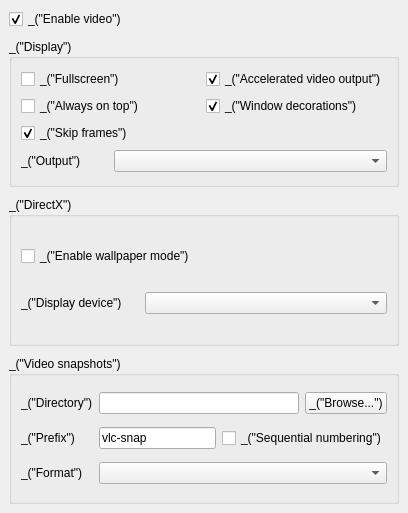
Above: modules/gui/qt4/ui/sprefs_video.ui from omunroe-com/ubtvlc before the change. Below: the same form after it.
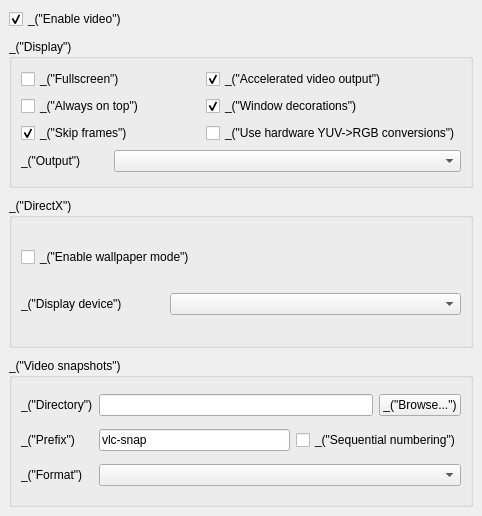
That is the form after the change.

The edit to the form file:
```diff
--- a/modules/gui/qt4/ui/sprefs_video.ui
+++ b/modules/gui/qt4/ui/sprefs_video.ui
@@ -6,8 +6,8 @@
    <rect>
     <x>0</x>
     <y>0</y>
-    <width>408</width>
-    <height>513</height>
+    <width>482</width>
+    <height>516</height>
    </rect>
   </property>
   <property name="windowTitle" >
@@ -99,6 +99,13 @@
         </property>
        </widget>
       </item>
+      <item row="2" column="2" >
+       <widget class="QCheckBox" name="hwYUVBox" >
+        <property name="text" >
+         <string>_("Use hardware YUV->RGB conversions")</string>
+        </property>
+       </widget>
+      </item>
      </layout>
     </widget>
    </item>
```
